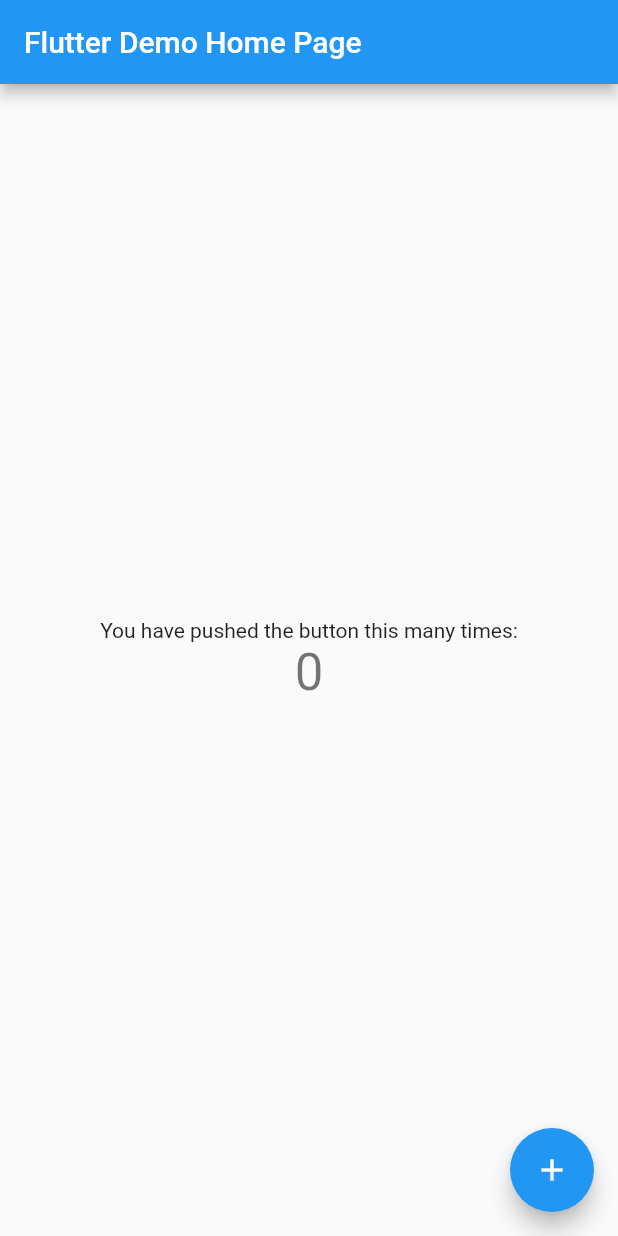
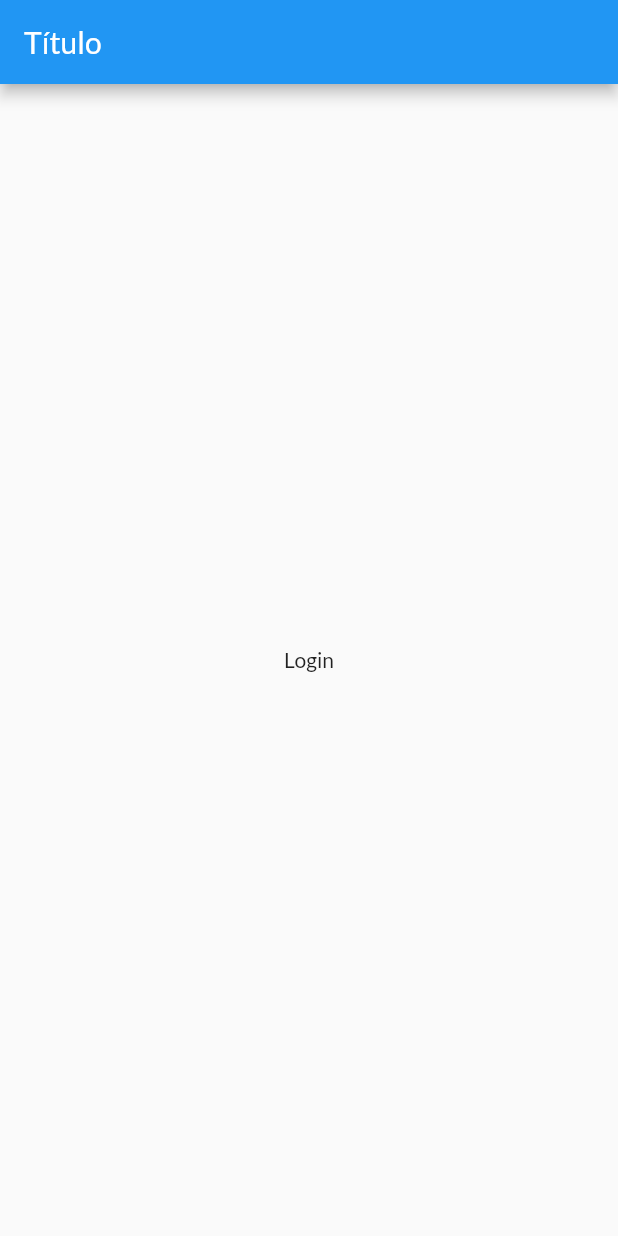
Before and after one commit to lucascyber/fiap_igricultor, a Flutter app: the screen it shows after launch, on a phone screen of 412 x 824 dp. Run offline on Flutter 3.47's test engine with Material 2 defaults, Android fonts, the phone set to English and light mode, and no system bars; our stand-ins replace google_fonts.

Commit message:
Add lato custom font

```diff
--- /dev/null
+++ b/igricultor_app/lib/auth/pages/login_page.dart
@@ -0,0 +1,22 @@
+import 'package:flutter/material.dart';
+
+class LoginPage extends StatefulWidget {
+  const LoginPage({Key? key}) : super(key: key);
+
+  @override
+  _LoginPageState createState() => _LoginPageState();
+}
+
+class _LoginPageState extends State<LoginPage> {
+  @override
+  Widget build(BuildContext context) {
+    return Scaffold(
+      appBar: AppBar(
+        title: const Text('Título'),
+      ),
+      body: const Center(
+        child: Text('Login'),
+      ),
+    );
+  }
+}
--- a/igricultor_app/lib/main.dart
+++ b/igricultor_app/lib/main.dart
@@ -1,4 +1,6 @@
 import 'package:flutter/material.dart';
+import 'package:google_fonts/google_fonts.dart';
+import 'package:igricultor_app/auth/pages/login_page.dart';
 
 void main() {
   runApp(const MyApp());
@@ -11,105 +13,16 @@
   @override
   Widget build(BuildContext context) {
     return MaterialApp(
-      title: 'Flutter Demo',
+      title: 'iGricultor App',
+      initialRoute: '/',
+      routes: {
+        '/': (context) => const LoginPage(),
+      },
       theme: ThemeData(
-        // This is the theme of your application.
-        //
-        // Try running your application with "flutter run". You'll see the
-        // application has a blue toolbar. Then, without quitting the app, try
-        // changing the primarySwatch below to Colors.green and then invoke
-        // "hot reload" (press "r" in the console where you ran "flutter run",
-        // or simply save your changes to "hot reload" in a Flutter IDE).
-        // Notice that the counter didn't reset back to zero; the application
-        // is not restarted.
-        primarySwatch: Colors.blue,
+        textTheme: GoogleFonts.latoTextTheme(
+          Theme.of(context).textTheme,
+        ),
       ),
-      home: const MyHomePage(title: 'Flutter Demo Home Page'),
     );
   }
 }
-
-class MyHomePage extends StatefulWidget {
-  const MyHomePage({Key? key, required this.title}) : super(key: key);
-
-  // This widget is the home page of your application. It is stateful, meaning
-  // that it has a State object (defined below) that contains fields that affect
-  // how it looks.
-
-  // This class is the configuration for the state. It holds the values (in this
-  // case the title) provided by the parent (in this case the App widget) and
-  // used by the build method of the State. Fields in a Widget subclass are
-  // always marked "final".
-
-  final String title;
-
-  @override
-  State<MyHomePage> createState() => _MyHomePageState();
-}
-
-class _MyHomePageState extends State<MyHomePage> {
-  int _counter = 0;
-
-  void _incrementCounter() {
-    setState(() {
-      // This call to setState tells the Flutter framework that something has
-      // changed in this State, which causes it to rerun the build method below
-      // so that the display can reflect the updated values. If we changed
-      // _counter without calling setState(), then the build method would not be
-      // called again, and so nothing would appear to happen.
-      _counter++;
-    });
-  }
-
-  @override
-  Widget build(BuildContext context) {
-    // This method is rerun every time setState is called, for instance as done
-    // by the _incrementCounter method above.
-    //
-    // The Flutter framework has been optimized to make rerunning build methods
-    // fast, so that you can just rebuild anything that needs updating rather
-    // than having to individually change instances of widgets.
-    return Scaffold(
-      appBar: AppBar(
-        // Here we take the value from the MyHomePage object that was created by
-        // the App.build method, and use it to set our appbar title.
-        title: Text(widget.title),
-      ),
-      body: Center(
-        // Center is a layout widget. It takes a single child and positions it
-        // in the middle of the parent.
-        child: Column(
-          // Column is also a layout widget. It takes a list of children and
-          // arranges them vertically. By default, it sizes itself to fit its
-          // children horizontally, and tries to be as tall as its parent.
-          //
-          // Invoke "debug painting" (press "p" in the console, choose the
-          // "Toggle Debug Paint" action from the Flutter Inspector in Android
-          // Studio, or the "Toggle Debug Paint" command in Visual Studio Code)
-          // to see the wireframe for each widget.
-          //
-          // Column has various properties to control how it sizes itself and
-          // how it positions its children. Here we use mainAxisAlignment to
-          // center the children vertically; the main axis here is the vertical
-          // axis because Columns are vertical (the cross axis would be
-          // horizontal).
-          mainAxisAlignment: MainAxisAlignment.center,
-          children: <Widget>[
-            const Text(
-              'You have pushed the button this many times:',
-            ),
-            Text(
-              '$_counter',
-              style: Theme.of(context).textTheme.headline4,
-            ),
-          ],
-        ),
-      ),
-      floatingActionButton: FloatingActionButton(
-        onPressed: _incrementCounter,
-        tooltip: 'Increment',
-        child: const Icon(Icons.add),
-      ), // This trailing comma makes auto-formatting nicer for build methods.
-    );
-  }
-}
```
Also changed, not shown: igricultor_app/pubspec.yaml (+3 -66 lines), igricultor_app/pubspec.lock, 10 other files.
